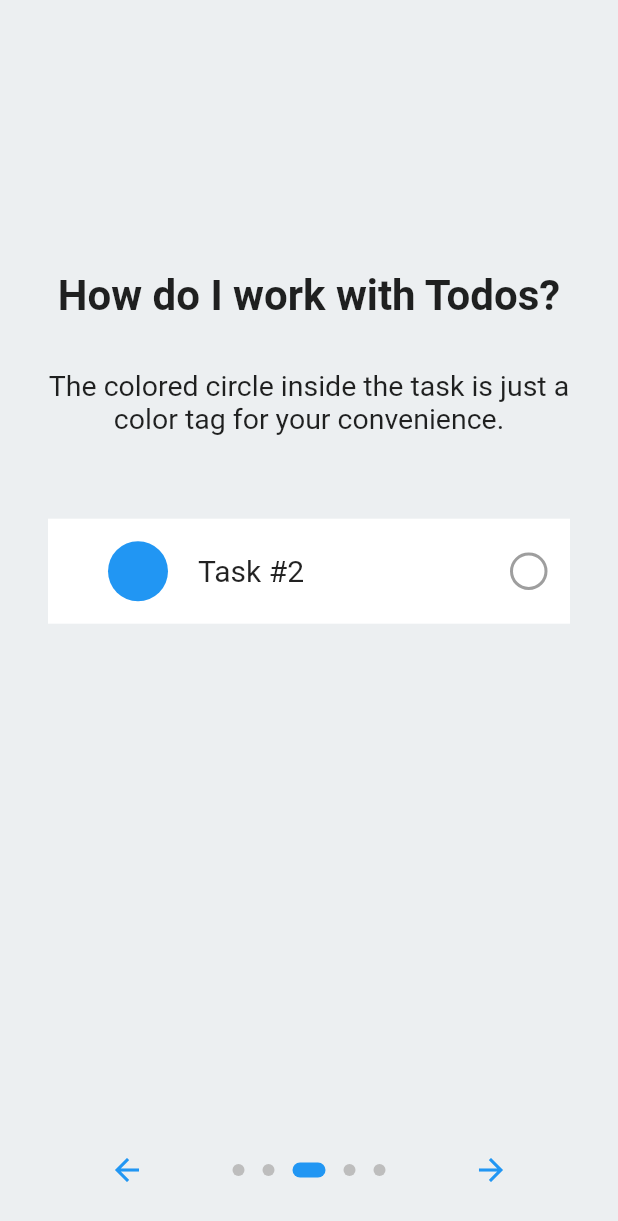
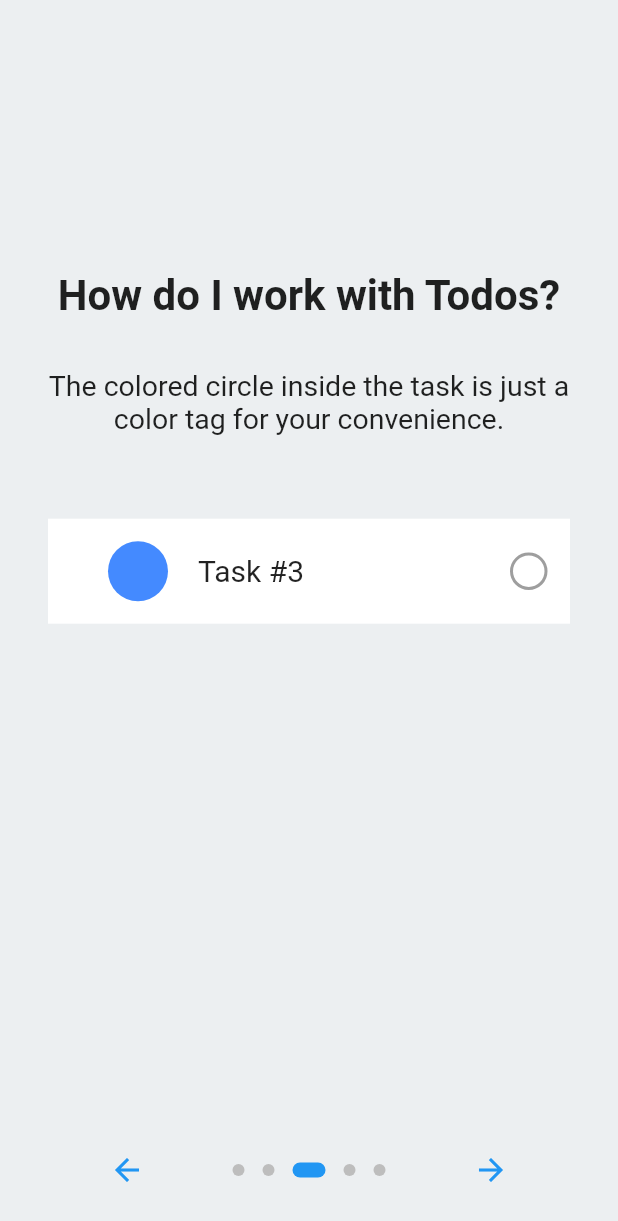
Before and after one commit to InnoQueue/Mobile, a Flutter app: the screen it shows after launch, swiped to page 3, on a phone screen of 412 x 824 dp. Shown: the top 1221 px of the screen. Run offline on Flutter 3.47's test engine with Material 2 defaults, Android fonts, the phone set to English and light mode, and no system bars; drawn by our look-alikes of introduction_screen; our stand-ins replace auto_route, dio, flutter_switch, freezed_annotation, shared_preferences.

Commit message:
added taskmodel

```diff
--- /dev/null
+++ b/lib/const/colors.dart
@@ -0,0 +1,9 @@
+import 'package:flutter/material.dart';
+
+Map<String, Color> colors = {
+  'RED': Colors.redAccent,
+  'GREEN': Colors.greenAccent,
+  'BLUE': Colors.blueAccent,
+  'WHITE': Colors.white,
+  'AMBER': Colors.amber,
+};
--- a/lib/const/const.dart
+++ b/lib/const/const.dart
@@ -1,2 +1,3 @@
 export 'endpoints.dart';
 export 'variable_constants.dart';
+export 'colors.dart';
--- a/lib/features/splash/widgets/introduction.dart
+++ b/lib/features/splash/widgets/introduction.dart
@@ -1,6 +1,7 @@
 import 'package:auto_route/src/router/auto_router_x.dart';
 import 'package:flutter/material.dart';
 import 'package:inno_queue/const/appres.dart';
+import 'package:inno_queue/features/tasks/model/task_model.dart';
 import 'package:inno_queue/features/tasks/widgets/task_list.dart';
 import 'package:introduction_screen/introduction_screen.dart';
 
@@ -11,10 +12,11 @@ class IntroductionPage extends StatelessWidget {
   Widget build(BuildContext context) {
     var pageDecoration = PageDecoration(
       titlePadding:
-      EdgeInsets.only(top: MediaQuery.of(context).size.height / 5),
-      titleTextStyle: TextStyle(fontSize: 28.0, fontWeight: FontWeight.w700),
-      bodyTextStyle: TextStyle(fontSize: 19.0),
-      bodyPadding: EdgeInsets.fromLTRB(16.0, 32.0, 16.0, 16.0),
+          EdgeInsets.only(top: MediaQuery.of(context).size.height / 5),
+      titleTextStyle:
+          const TextStyle(fontSize: 28.0, fontWeight: FontWeight.w700),
+      bodyTextStyle: const TextStyle(fontSize: 19.0),
+      bodyPadding: const EdgeInsets.fromLTRB(16.0, 32.0, 16.0, 16.0),
       pageColor: Colors.blueGrey[50],
       imagePadding: EdgeInsets.zero,
     );
@@ -40,9 +42,13 @@ class IntroductionPage extends StatelessWidget {
           footer: Padding(
             padding: const EdgeInsets.all(16.0),
             child: TaskTile(
-              isUrgent: true,
-              color: Colors.white,
-              name: 'Task #1',
+              taskModel: const TaskModel(
+                id: -1,
+                isImportant: true,
+                color: "WHITE",
+                name: 'Task #1',
+                trackExpenses: false,
+              ),
               removeItem: () {},
             ),
           ),
@@ -54,9 +60,13 @@ class IntroductionPage extends StatelessWidget {
           footer: Padding(
             padding: const EdgeInsets.all(16.0),
             child: TaskTile(
-              isUrgent: false,
-              color: Colors.blue,
-              name: 'Task #2',
+              taskModel: const TaskModel(
+                id: -1,
+                isImportant: false,
+                color: "BLUE",
+                name: 'Task #3',
+                trackExpenses: false,
+              ),
               removeItem: () {},
             ),
           ),
@@ -77,9 +87,13 @@ class IntroductionPage extends StatelessWidget {
           footer: Padding(
             padding: const EdgeInsets.all(16.0),
             child: TaskTile(
-              isUrgent: false,
-              color: Colors.amber,
-              name: 'Complete me!   👉',
+              taskModel: const TaskModel(
+                id: -1,
+                isImportant: false,
+                color: "AMBER",
+                name: 'Complete me!   👉',
+                trackExpenses: false,
+              ),
               removeItem: () {},
             ),
           ),
@@ -91,8 +105,7 @@ class IntroductionPage extends StatelessWidget {
       showNextButton: true,
       skipOrBackFlex: 1,
       nextFlex: 1,
-      done: const Text('Got it',
-          style: TextStyle(fontWeight: FontWeight.w600)),
+      done: const Text('Got it', style: TextStyle(fontWeight: FontWeight.w600)),
       back: const Icon(Icons.arrow_back),
       next: const Icon(Icons.arrow_forward),
       curve: Curves.fastLinearToSlowEaseIn,
--- /dev/null
+++ b/lib/features/tasks/model/task_model.dart
@@ -0,0 +1,18 @@
+import 'package:freezed_annotation/freezed_annotation.dart';
+
+part 'task_model.freezed.dart';
+part 'task_model.g.dart';
+
+@freezed
+class TaskModel with _$TaskModel {
+  const factory TaskModel({
+    @JsonKey(name: 'task_id') required int id,
+    @JsonKey(name: 'name') required String name,
+    @JsonKey(name: 'color') required String color,
+    @JsonKey(name: 'is_important') bool? isImportant,
+    @JsonKey(name: 'track_expenses') required bool trackExpenses,
+  }) = _TaskModel;
+
+  factory TaskModel.fromJson(Map<String, dynamic> json) =>
+      _$TaskModelFromJson(json);
+}
--- a/lib/features/tasks/widgets/task_tile.dart
+++ b/lib/features/tasks/widgets/task_tile.dart
@@ -1,24 +1,18 @@
 part of 'task_list.dart';
 
 class TaskTile extends StatefulWidget {
-  final bool isUrgent;
-  final Color color;
-  final String name;
+  final TaskModel taskModel;
   final Function removeItem;
 
   const TaskTile({
     Key? key,
-    required this.isUrgent,
-    required this.color,
-    required this.name,
+    required this.taskModel,
     required this.removeItem,
   }) : super(key: key);
 
   // ignore: use_key_in_widget_constructors
   TaskTile.from(TaskTile other)
-      : isUrgent = other.isUrgent,
-        color = other.color,
-        name = other.name,
+      : taskModel = other.taskModel,
         removeItem = other.removeItem;
 
   @override
@@ -47,9 +41,9 @@ class _TaskTileState extends State<TaskTile> {
         height: tileHeight,
         color: Colors.white,
         child: _Body(
-          isUrgent: widget.isUrgent,
-          color: widget.color,
-          name: widget.name,
+          isUrgent: widget.taskModel.isImportant ?? false,
+          color: colors[widget.taskModel.color] ?? Colors.white,
+          name: widget.taskModel.name,
         ),
       ),
     );
--- a/pubspec.yaml
+++ b/pubspec.yaml
@@ -34,6 +34,7 @@ dependencies:
   auto_route_generator: ^3.2.3
   flutter_switch: ^0.3.2
   flutter_bloc: ^8.0.1
+  json_serializable: ^6.1.5
 
 
   # The following adds the Cupertino Icons font to your application.
```
Also changed, not shown: lib/core/api/api_tasks.dart (added, +33 -0 lines), lib/features/tasks/page/tasks_page.dart (+33 -6 lines), lib/features/tasks/widgets/task_list.dart (+6 -27 lines), lib/features/tasks/model/task_model.freezed.dart (added), lib/features/tasks/model/task_model.g.dart (added).
